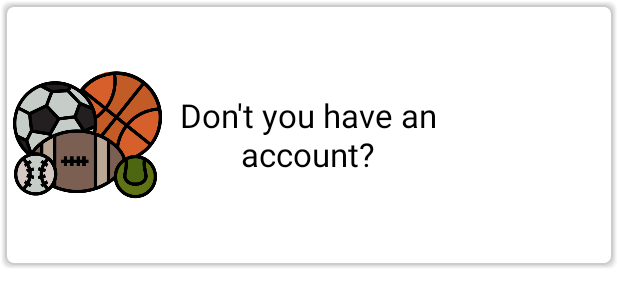
After one commit to ahmettoguz/SOCI, an Android app: the layout rv_events_normal.xml on its own in the app's theme, with its tools: preview values and no code run, on a phone screen of 412 x 824 dp. The commit adds this screen. Shown: the top 307 px of the screen. Run offline under Robolectric (Android 15) with nearby library versions, the phone set to English and light mode, and no system bars.

Commit message:
Feat: Events page in progress. Adapter and rv item is added.

```diff
--- a/app/src/main/res/layout/fragment_events.xml
+++ b/app/src/main/res/layout/fragment_events.xml
@@ -23,7 +23,7 @@
         android:textSize="@dimen/header_Size" />
 
     <Spinner
-        android:id="@+id/spinner"
+        android:id="@+id/events_Sp_Categories"
         android:layout_width="match_parent"
         android:layout_height="@dimen/dp40"
         android:layout_marginHorizontal="@dimen/dp10"
@@ -33,7 +33,7 @@
     <androidx.recyclerview.widget.RecyclerView
         android:id="@+id/events_Rv_Events"
         android:layout_width="match_parent"
-        android:layout_height="200dp"
+        android:layout_height="322dp"
         android:layout_marginHorizontal="@dimen/dp10"
         android:layout_marginTop="@dimen/dp10"
         android:background="@drawable/shadow" />
--- /dev/null
+++ b/app/src/main/res/layout/rv_events_normal.xml
@@ -0,0 +1,39 @@
+<?xml version="1.0" encoding="utf-8"?>
+<LinearLayout xmlns:android="http://schemas.android.com/apk/res/android"
+    xmlns:app="http://schemas.android.com/apk/res-auto"
+    android:layout_width="match_parent"
+    android:layout_height="180dp"
+    android:background="@drawable/shadow">
+
+    <ImageView
+        android:id="@+id/imageView2"
+        android:layout_width="110dp"
+        android:layout_height="wrap_content"
+        android:paddingHorizontal="@dimen/dp5"
+        app:srcCompat="@drawable/category_sport" />
+
+    <Space
+        android:layout_width="wrap_content"
+        android:layout_height="wrap_content"
+        android:layout_weight="1" />
+
+    <TextView
+        android:id="@+id/login_Tv_Register"
+        android:layout_width="175dp"
+        android:layout_height="wrap_content"
+        android:layout_gravity="center"
+        android:text="@string/register"
+        android:textAlignment="center"
+        android:textColor="@color/black"
+        android:textSize="@dimen/text_Size" />
+
+    <Space
+        android:layout_width="wrap_content"
+        android:layout_height="wrap_content"
+        android:layout_weight="1" />
+
+    <Space
+        android:layout_width="110dp"
+        android:layout_height="match_parent" />
+
+</LinearLayout>
```
Also changed, not shown: app/src/main/java/com/soci/soci/Adapter/EventsAdapter.java (added, +148 -0 lines), app/src/main/java/com/soci/soci/Interfaces/Type.java (added, +7 -0 lines).
